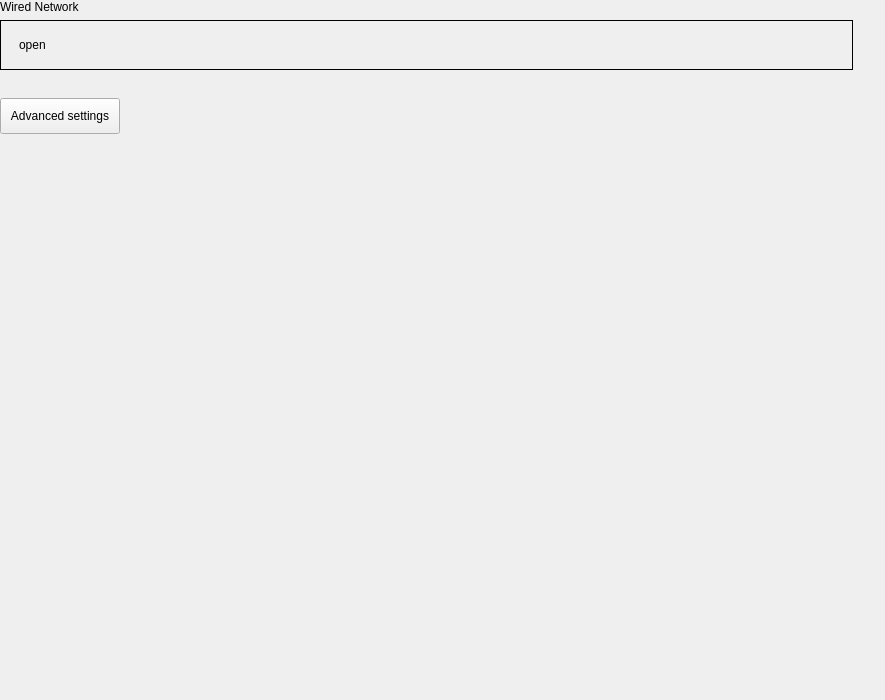
Old version of the form plugins/network/netconnect/netconnect.ui in the repository ukui/ukui-control-center.
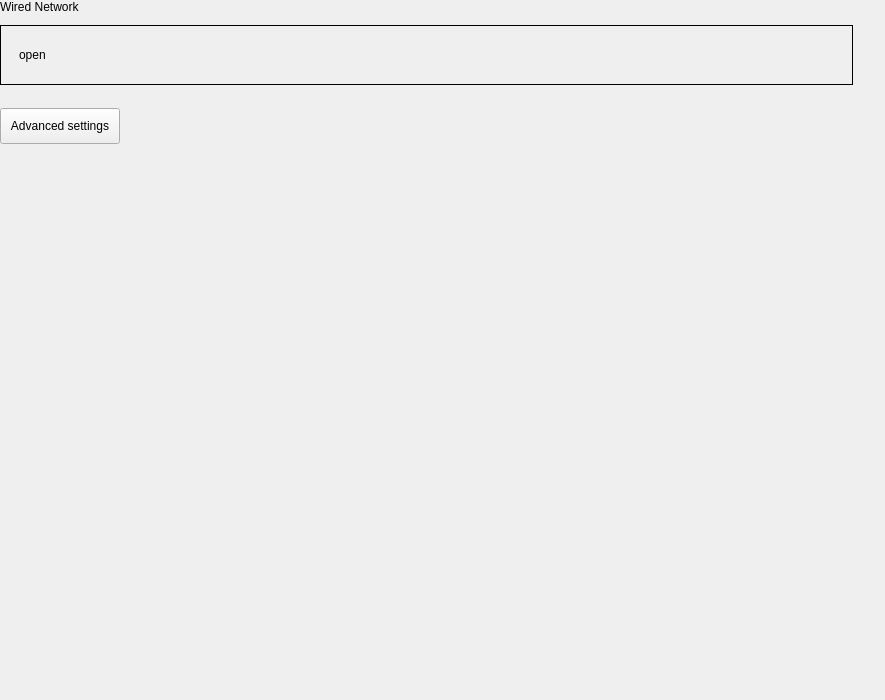
New version of the form. Custom widgets are drawn as their Qt base class.

Diff of the .ui file:
```diff
--- a/plugins/network/netconnect/netconnect.ui
+++ b/plugins/network/netconnect/netconnect.ui
@@ -64,7 +64,7 @@
        <property name="minimumSize">
         <size>
          <width>0</width>
-         <height>50</height>
+         <height>60</height>
         </size>
        </property>
        <property name="maximumSize">
```
